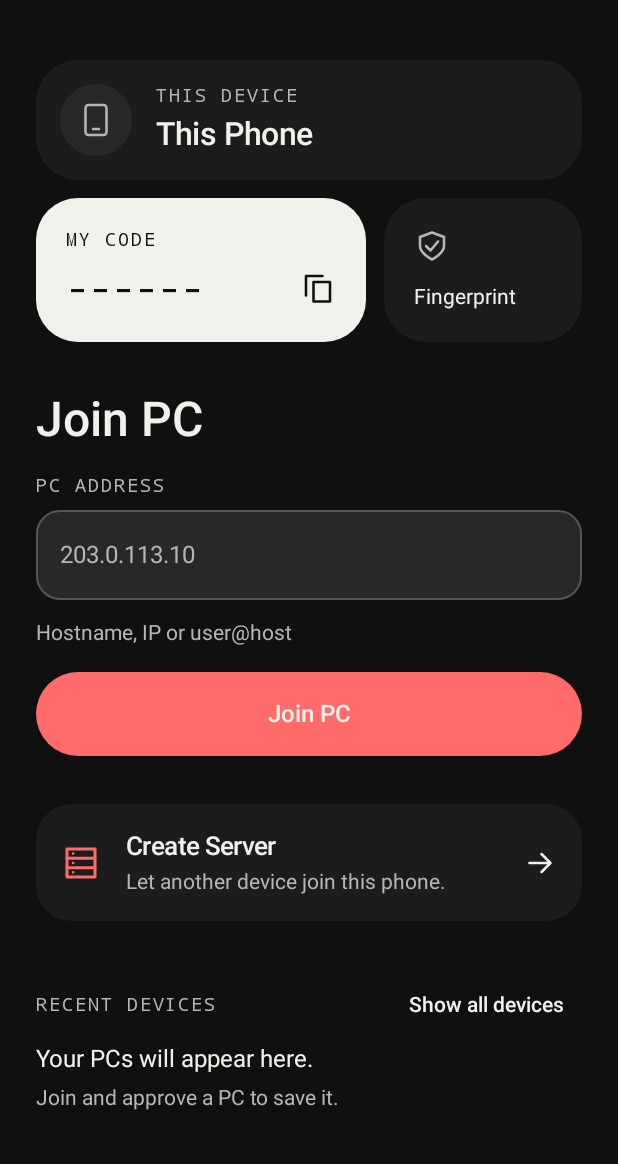
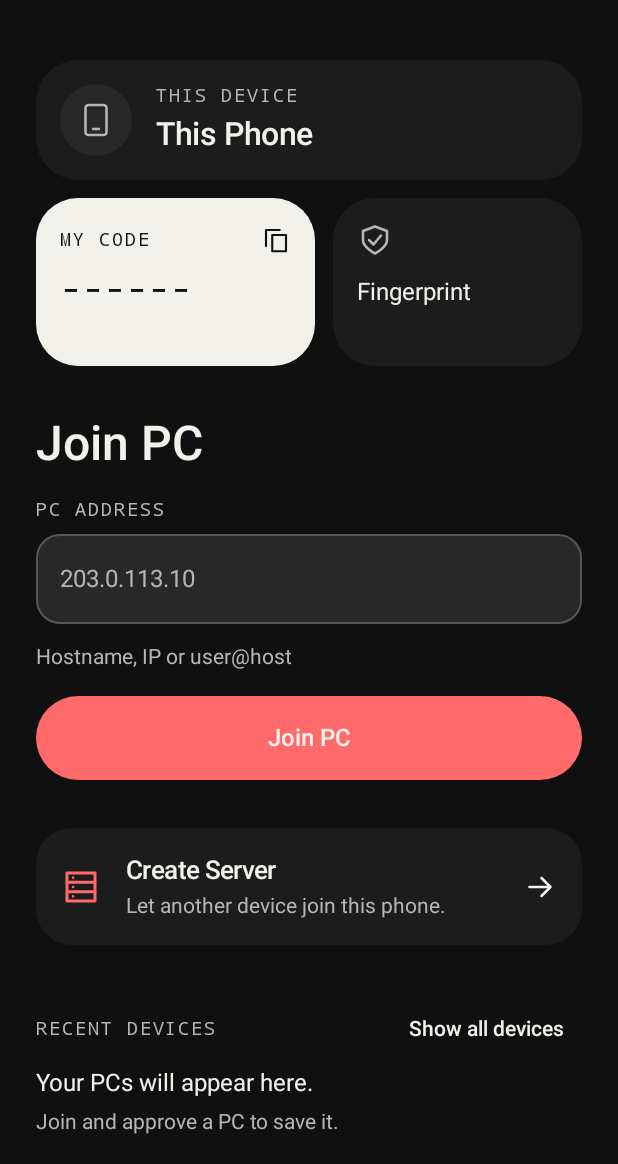
Before and after one commit to mohakps/riptide-android, an Android app built with Jetpack Compose: the composable HomeScreen shown on its own in the app's theme, on a phone screen of 412 x 824 dp, the part 72-1236 px from its top. Run offline under Robolectric (Android 15) with nearby library versions, the phone set to English and light mode, and no system bars.

Commit message:
Riptide Android v0.10.0: single task, session polish, and tab motion

```diff
--- a/app/build.gradle.kts
+++ b/app/build.gradle.kts
@@ -20,8 +20,8 @@ android {
         applicationId = "com.riptide"
         minSdk = 29
         targetSdk = 34
-        versionCode = 29
-        versionName = "0.9.11"
+        versionCode = 30
+        versionName = "0.10.0"
         testInstrumentationRunner = "androidx.test.runner.AndroidJUnitRunner"
     }
 
--- a/app/src/main/AndroidManifest.xml
+++ b/app/src/main/AndroidManifest.xml
@@ -21,7 +21,7 @@
         <activity
             android:name=".MainActivity"
             android:exported="true"
-            android:launchMode="singleTop"
+            android:launchMode="singleTask"
             android:theme="@style/Theme.Riptide">
             <intent-filter>
                 <action android:name="android.intent.action.MAIN" />
--- a/app/src/main/java/com/riptide/ui/components/StackedDeviceIdentity.kt
+++ b/app/src/main/java/com/riptide/ui/components/StackedDeviceIdentity.kt
@@ -16,8 +16,11 @@ import androidx.compose.ui.semantics.Role
 import androidx.compose.ui.semantics.contentDescription
 import androidx.compose.ui.semantics.role
 import androidx.compose.ui.semantics.semantics
+import androidx.compose.ui.text.TextStyle
 import androidx.compose.ui.text.font.FontFamily
 import androidx.compose.ui.text.font.FontWeight
+import androidx.compose.ui.text.rememberTextMeasurer
+import androidx.compose.ui.unit.Dp
 import androidx.compose.ui.unit.dp
 import androidx.compose.ui.unit.sp
 import com.riptide.R
@@ -27,10 +30,8 @@ import com.riptide.ui.theme.ApprovedRiptideTokens as T
  * Stateless approved identity composition. No socket, persistence or clipboard side effects.
  * The route supplies live data and handles callbacks. Copy supplied drawable XMLs into res/drawable.
  * There is intentionally no outer card around these three widgets.
- * [forceHorizontal] keeps the code and fingerprint tiles side by side
- * regardless of width or font scale: the Home queue panel needs the
- * composition at a stable 188 dp height while it slides, so the
- * narrow-width vertical stack must not engage mid-animation.
+ * [panelWidth] supplies the queue panel's stable expanded width so
+ * the tiles can adapt without a subcomposed intrinsic measurement.
  */
 @Composable
 fun StackedDeviceIdentity(
@@ -39,9 +40,54 @@ fun StackedDeviceIdentity(
     onCopyCode: () -> Unit,
     onShowFingerprint: () -> Unit,
     modifier: Modifier = Modifier,
-    forceHorizontal: Boolean = false,
+    panelWidth: Dp? = null,
 ) {
-    val fontScale = LocalDensity.current.fontScale
+    if (panelWidth == null) {
+        BoxWithConstraints(modifier.fillMaxWidth()) {
+            StackedDeviceIdentity(deviceName, code, onCopyCode, onShowFingerprint, panelWidth = maxWidth)
+        }
+        return
+    }
+    val density = LocalDensity.current
+    val measurer = rememberTextMeasurer()
+    val rowWidth = panelWidth - T.IdentityGap
+    fun requiredWidths(scale: Float, padding: Dp): Pair<Dp, Dp> = with(density) {
+        val label = measurer.measure("MY CODE", TextStyle(
+            fontFamily = FontFamily.Monospace, fontSize = (12 * scale).sp,
+            letterSpacing = (1.3f * scale).sp, fontWeight = FontWeight.Medium
+        ), maxLines = 1, softWrap = false).size.width.toDp()
+        val digits = measurer.measure(code, TextStyle(
+            fontFamily = FontFamily.Monospace, fontSize = (24 * scale).sp
+        ), maxLines = 1, softWrap = false).size.width.toDp()
+        val fingerprint = measurer.measure("Fingerprint", TextStyle(
+            fontSize = (16 * scale).sp
+        ), maxLines = 1, softWrap = false).size.width.toDp()
+        (maxOf(label + 28.dp, digits) + padding * 2) to
+            (maxOf(fingerprint, 24.dp) + padding * 2)
+    }
+    var padding = 16.dp
+    var scale = 1f
+    var (codeMin, fingerprintMin) = requiredWidths(scale, padding)
+    if (codeMin + fingerprintMin > rowWidth) {
+        padding = 12.dp
+        val widths = requiredWidths(scale, padding)
+        codeMin = widths.first
+        fingerprintMin = widths.second
+    }
+    val stack = codeMin + fingerprintMin > rowWidth && density.fontScale > 1f
+    if (!stack && codeMin + fingerprintMin > rowWidth) {
+        var low = 0.5f
+        var high = 1f
+        repeat(8) {
+            val middle = (low + high) / 2
+            val widths = requiredWidths(middle, padding)
+            if (widths.first + widths.second <= rowWidth) low = middle else high = middle
+        }
+        scale = low
+        val widths = requiredWidths(scale, padding)
+        codeMin = widths.first
+        fingerprintMin = widths.second
+    }
     val shape = RoundedCornerShape(T.WidgetRadius)
     Column(modifier.fillMaxWidth(), verticalArrangement = Arrangement.spacedBy(T.IdentityGap)) {
         Surface(shape = shape, color = T.Surface, tonalElevation = 0.dp, shadowElevation = 0.dp) {
@@ -55,50 +101,29 @@ fun StackedDeviceIdentity(
                 Spacer(Modifier.width(16.dp))
                 Column(Modifier.weight(1f), verticalArrangement = Arrangement.spacedBy(4.dp)) {
                     Text("THIS DEVICE", color = T.OnSurfaceVariant, fontFamily = FontFamily.Monospace,
-                        fontSize = 12.sp, lineHeight = 16.sp, letterSpacing = 1.3.sp, fontWeight = FontWeight.Medium)
-                    Text(deviceName, color = T.OnSurface, fontSize = 21.sp, lineHeight = 28.sp,
+                        fontSize = (12 * scale).sp, lineHeight = (16 * scale).sp,
+                        letterSpacing = (1.3f * scale).sp, fontWeight = FontWeight.Medium)
+                    Text(deviceName, color = T.OnSurface, fontSize = (21 * scale).sp, lineHeight = (28 * scale).sp,
                         fontWeight = FontWeight.Medium)
                 }
             }
         }
-        if (forceHorizontal) {
-            // No BoxWithConstraints here: the Home queue panel sizes
-            // this composition with height(IntrinsicSize.Min), and a
-            // SubcomposeLayout (which BoxWithConstraints is) cannot
-            // answer intrinsic measurements — that combination crashed
-            // the app on the first draw with files staged (v0.9.9).
-            // The width read is only needed by the adaptive branch
-            // below, which the panel never takes.
-            CodeFingerprintRow(code, onCopyCode, onShowFingerprint, Modifier.fillMaxWidth())
+        if (stack) {
+            ApprovedCodeTile(code, onCopyCode, Modifier.fillMaxWidth(), scale, padding)
+            ApprovedFingerprintTile(onShowFingerprint, Modifier.fillMaxWidth(), scale, padding)
         } else {
-            BoxWithConstraints(Modifier.fillMaxWidth()) {
-                // Adapt only when needed for accessible text/narrow windows; reference uses a weighted Row.
-                if (fontScale > 1.2f || maxWidth < 300.dp) {
-                    Column(verticalArrangement = Arrangement.spacedBy(T.IdentityGap)) {
-                        ApprovedCodeTile(code, onCopyCode, Modifier.fillMaxWidth())
-                        ApprovedFingerprintTile(onShowFingerprint, Modifier.fillMaxWidth())
-                    }
-                } else {
-                    CodeFingerprintRow(code, onCopyCode, onShowFingerprint, Modifier.fillMaxWidth())
-                }
+            val maxCode = (rowWidth - fingerprintMin).coerceAtLeast(codeMin)
+            val codeWidth = (rowWidth * (155f / 293f)).coerceIn(codeMin, maxCode)
+            Row(Modifier.fillMaxWidth().height(IntrinsicSize.Min), horizontalArrangement = Arrangement.spacedBy(T.IdentityGap)) {
+                ApprovedCodeTile(code, onCopyCode, Modifier.width(codeWidth).fillMaxHeight(), scale, padding)
+                ApprovedFingerprintTile(onShowFingerprint, Modifier.weight(1f).fillMaxHeight(), scale, padding)
             }
         }
     }
 }
 
-/** Code and fingerprint tiles side by side, equal height. The
- * IntrinsicSize.Min is safe here: both tiles are plain Surfaces
- * over Columns, with no SubcomposeLayout underneath. */
 @Composable
-private fun CodeFingerprintRow(code: String, onCopyCode: () -> Unit, onShowFingerprint: () -> Unit, modifier: Modifier) {
-    Row(modifier.height(IntrinsicSize.Min), horizontalArrangement = Arrangement.spacedBy(T.IdentityGap)) {
-        ApprovedCodeTile(code, onCopyCode, Modifier.weight(.625f).fillMaxHeight())
-        ApprovedFingerprintTile(onShowFingerprint, Modifier.weight(.375f).fillMaxHeight())
-    }
-}
-
-@Composable
-private fun ApprovedCodeTile(code: String, onCopy: () -> Unit, modifier: Modifier) {
+private fun ApprovedCodeTile(code: String, onCopy: () -> Unit, modifier: Modifier, scale: Float, padding: Dp) {
     val digits = code.filter { it.isDigit() }
     Surface(
         onClick = onCopy,
@@ -113,21 +138,21 @@ private fun ApprovedCodeTile(code: String, onCopy: () -> Unit, modifier: Modifie
         color = T.CodeContainer, contentColor = T.OnCodeContainer,
         tonalElevation = 0.dp, shadowElevation = 0.dp,
     ) {
-        Column(Modifier.heightIn(min = 96.dp).padding(20.dp)) {
-            Text("MY CODE", color = T.OnCodeContainer, fontFamily = FontFamily.Monospace,
-                fontSize = 12.sp, lineHeight = 16.sp, letterSpacing = 1.3.sp, fontWeight = FontWeight.Medium)
-            Spacer(Modifier.height(8.dp))
-            Row(Modifier.fillMaxWidth(), verticalAlignment = Alignment.CenterVertically) {
-                Text(code, Modifier.weight(1f), color = T.OnCodeContainer,
-                    fontFamily = FontFamily.Monospace, fontSize = 26.sp, lineHeight = 32.sp)
-                Icon(painterResource(R.drawable.riptide_copy), null, Modifier.size(24.dp), tint = T.OnCodeContainer)
+        Column(Modifier.heightIn(min = 96.dp).padding(horizontal = padding, vertical = 16.dp)) {
+            Row(Modifier.fillMaxWidth().heightIn(min = 24.dp), verticalAlignment = Alignment.CenterVertically) {
+                Text("MY CODE", Modifier.weight(1f), color = T.OnCodeContainer, fontFamily = FontFamily.Monospace,
+                    fontSize = (12 * scale).sp, letterSpacing = (1.3f * scale).sp, fontWeight = FontWeight.Medium, maxLines = 1)
+                Spacer(Modifier.width(8.dp))
+                Icon(painterResource(R.drawable.riptide_copy), null, Modifier.size(20.dp), tint = T.OnCodeContainer)
             }
+            Text(code, Modifier.paddingFromBaseline(top = 28.dp), color = T.OnCodeContainer,
+                fontFamily = FontFamily.Monospace, fontSize = (24 * scale).sp, maxLines = 1, softWrap = false)
         }
     }
 }
 
 @Composable
-private fun ApprovedFingerprintTile(onShow: () -> Unit, modifier: Modifier) {
+private fun ApprovedFingerprintTile(onShow: () -> Unit, modifier: Modifier, scale: Float, padding: Dp) {
     Surface(
         onClick = onShow,
         modifier = modifier.semantics(mergeDescendants = true) {
@@ -138,10 +163,10 @@ private fun ApprovedFingerprintTile(onShow: () -> Unit, modifier: Modifier) {
         color = T.Surface, contentColor = T.OnSurface,
         tonalElevation = 0.dp, shadowElevation = 0.dp,
     ) {
-        Column(Modifier.heightIn(min = 96.dp).padding(20.dp)) {
+        Column(Modifier.heightIn(min = 96.dp).padding(horizontal = padding, vertical = 16.dp)) {
             Icon(painterResource(R.drawable.riptide_shield), null, Modifier.size(24.dp), tint = T.OnSurfaceVariant)
-            Spacer(Modifier.height(12.dp))
-            Text("Fingerprint", color = T.OnSurface, fontSize = 14.sp, lineHeight = 20.sp)
+            Text("Fingerprint", Modifier.paddingFromBaseline(top = 28.dp), color = T.OnSurface,
+                fontSize = (16 * scale).sp, maxLines = 1, softWrap = false)
         }
     }
 }
--- a/app/src/main/java/com/riptide/ui/model/UiModels.kt
+++ b/app/src/main/java/com/riptide/ui/model/UiModels.kt
@@ -219,8 +219,8 @@ data class SessionUiState(
     val sessionError: String? = null,
     /** The running outgoing batch, or null when no batch is active. */
     val batchState: BatchState? = null,
-    /** Outcome of the last finished batch ("Batch sent · 5 files",
-     * "2 of 5 files sent"), cleared when a new transfer starts. */
+    /** Outcome of the last interrupted or cancelled batch,
+     * cleared when a new transfer starts. */
     val batchMessage: String? = null,
     /** True while a transfer-level cancel is settling. The active
      * card's Cancel button reads "Cancelling…" and ignores taps. */
--- a/app/src/main/res/drawable/ic_launcher.xml
+++ /dev/null
@@ -1,6 +0,0 @@
-<vector xmlns:android="http://schemas.android.com/apk/res/android"
-    android:width="108dp" android:height="108dp"
-    android:viewportWidth="108" android:viewportHeight="108">
-    <path android:fillColor="#0D0E11" android:pathData="M0,0h108v108H0z"/>
-    <path android:fillColor="#FF6B6B" android:pathData="M30,78 L54,30 L78,78 L66,78 L54,54 L42,78 Z"/>
-</vector>
--- a/app/src/main/res/drawable/ic_riptide_tidecut_background.xml
+++ b/app/src/main/res/drawable/ic_riptide_tidecut_background.xml
@@ -5,7 +5,7 @@
     android:viewportWidth="108"
     android:viewportHeight="108">
     <path
-        android:fillColor="#FF6B6B"
+        android:fillColor="#FF6060"
         android:fillType="evenOdd"
         android:pathData="M0 0 H108 V108 H0 Z" />
 </vector>
```
Also changed, not shown: app/src/main/java/com/riptide/MainActivity.kt (+23 -95 lines), app/src/main/java/com/riptide/core/SessionManager.kt (+2 -12 lines), app/src/main/java/com/riptide/ui/home/QueueDevicePanel.kt (+6 -5 lines), app/src/main/java/com/riptide/ui/navigation/RiptideTabSurfaces.kt (added, +131 -0 lines), app/src/main/java/com/riptide/ui/session/ActiveTransferHero.kt (+7 -19 lines), 3 other files.
